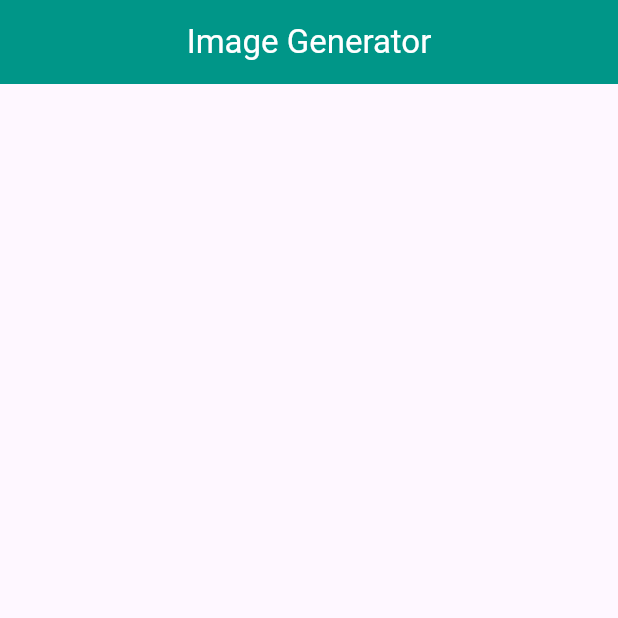
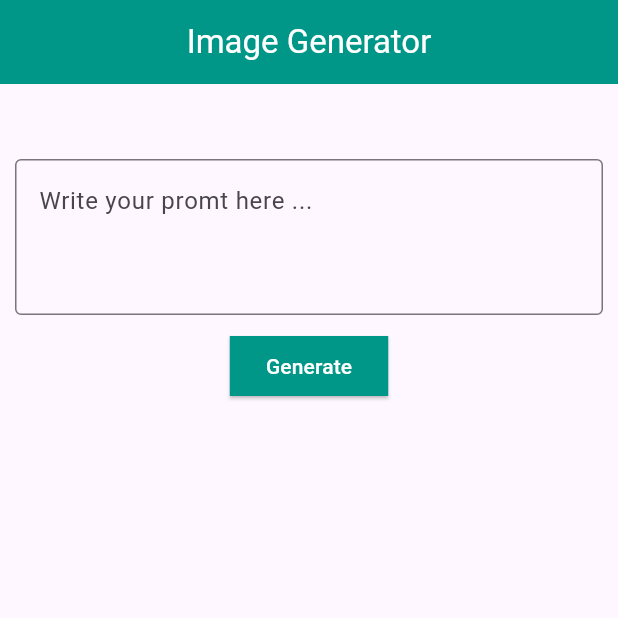
Before and after one commit to rahimuj570/flutter_Gen_AI_Image_Generator, a Flutter app: the screen it shows after launch, on a phone screen of 412 x 824 dp, the top half of it. Run offline on Flutter 3.47's test engine with Material 3 defaults, Android fonts, the light colour scheme and no system bars.

Commit message:
home_screen created

```diff
--- a/lib/app.dart
+++ b/lib/app.dart
@@ -1,5 +1,7 @@
 import 'package:flutter/material.dart';
+import 'package:flutter_image_generator/presentation/provider/image_provider.dart';
 import 'package:flutter_image_generator/presentation/screens/home_screen.dart';
+import 'package:provider/provider.dart';
 
 class FlutterImageGenerator extends StatefulWidget {
   const FlutterImageGenerator({super.key});
@@ -11,6 +13,9 @@ class FlutterImageGenerator extends StatefulWidget {
 class _FlutterImageGeneratorState extends State<FlutterImageGenerator> {
   @override
   Widget build(BuildContext context) {
-    return MaterialApp(home: HomeScreen());
+    return ChangeNotifierProvider(
+      create: (context) => ImageGeneratingProvider(),
+      child: MaterialApp(home: HomeScreen()),
+    );
   }
 }
--- /dev/null
+++ b/lib/data/model/image_model.dart
@@ -0,0 +1,59 @@
+// ignore_for_file: public_member_api_docs, sort_constructors_first
+import 'dart:convert';
+
+class ImageModel {
+  final String url;
+  final String prompt;
+  final DateTime createdAt;
+
+  ImageModel({
+    required this.url,
+    required this.prompt,
+    required this.createdAt,
+  });
+
+  ImageModel copyWith({String? url, String? prompt, DateTime? createdAt}) {
+    return ImageModel(
+      url: url ?? this.url,
+      prompt: prompt ?? this.prompt,
+      createdAt: createdAt ?? this.createdAt,
+    );
+  }
+
+  Map<String, dynamic> toMap() {
+    return <String, dynamic>{
+      'url': url,
+      'prompt': prompt,
+      'createdAt': createdAt.millisecondsSinceEpoch,
+    };
+  }
+
+  factory ImageModel.fromMap(Map<String, dynamic> map) {
+    return ImageModel(
+      url: map['url'] as String,
+      prompt: map['prompt'] as String,
+      createdAt: DateTime.fromMillisecondsSinceEpoch(map['createdAt'] as int),
+    );
+  }
+
+  String toJson() => json.encode(toMap());
+
+  factory ImageModel.fromJson(String source) =>
+      ImageModel.fromMap(json.decode(source) as Map<String, dynamic>);
+
+  @override
+  String toString() =>
+      'ImageModel(url: $url, prompt: $prompt, createdAt: $createdAt)';
+
+  @override
+  bool operator ==(covariant ImageModel other) {
+    if (identical(this, other)) return true;
+
+    return other.url == url &&
+        other.prompt == prompt &&
+        other.createdAt == createdAt;
+  }
+
+  @override
+  int get hashCode => url.hashCode ^ prompt.hashCode ^ createdAt.hashCode;
+}
--- /dev/null
+++ b/lib/presentation/provider/image_provider.dart
@@ -0,0 +1,24 @@
+import 'package:flutter/material.dart';
+import 'package:flutter_image_generator/data/model/image_model.dart';
+import 'package:flutter_image_generator/data/service/open_api_service.dart';
+
+class ImageGeneratingProvider extends ChangeNotifier {
+  bool isGenerating = false;
+  ImageModel? currentImage;
+  String? errorMessage;
+  bool get getIsGenerating => isGenerating;
+  ImageModel? get getCurrentImage => currentImage;
+  String? get getErrorMessage => errorMessage;
+
+  Future<void> generateImage(String prompt) async {
+    errorMessage = null;
+    isGenerating = true;
+    notifyListeners();
+    currentImage = await OpenApiService.generateImage(prompt);
+    if (currentImage == null) {
+      errorMessage = "Could not generate the image";
+    }
+    isGenerating = false;
+    notifyListeners();
+  }
+}
--- a/lib/presentation/screens/home_screen.dart
+++ b/lib/presentation/screens/home_screen.dart
@@ -17,7 +17,31 @@ class _HomeScreenState extends State<HomeScreen> {
         backgroundColor: Colors.teal,
         foregroundColor: Colors.white,
       ),
-      body: Column(),
+      body: Padding(
+        padding: const EdgeInsets.all(10.0),
+        child: Column(
+          spacing: 10,
+          children: [
+            SizedBox(height: 30),
+            TextField(
+              maxLines: 3,
+              decoration: InputDecoration(
+                border: OutlineInputBorder(),
+                hintText: 'Write your promt here ...',
+              ),
+            ),
+            ElevatedButton(
+              onPressed: () {},
+              style: ElevatedButton.styleFrom(
+                shape: RoundedRectangleBorder(),
+                backgroundColor: Colors.teal,
+                foregroundColor: Colors.white,
+              ),
+              child: const Text('Generate'),
+            ),
+          ],
+        ),
+      ),
     );
   }
 }
```
Also changed, not shown: lib/data/service/open_api_service.dart (added, +39 -0 lines), 1 other file.
